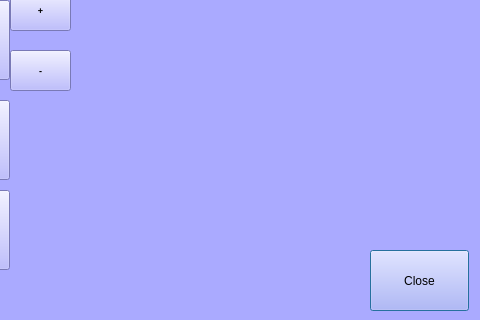
Old version of the form dialog_parameters.ui in the repository fredericabry/raspiloop; both pictures show x 280 to 760 and y 120 to 440 of the 760 by 440 pixel window.
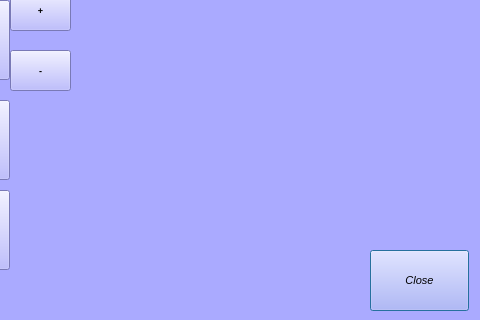
New version of the form.

Patch:
```diff
--- a/dialog_parameters.ui
+++ b/dialog_parameters.ui
@@ -27,7 +27,8 @@
    </property>
    <property name="font">
     <font>
-     <pointsize>9</pointsize>
+     <pointsize>8</pointsize>
+     <italic>true</italic>
     </font>
    </property>
    <property name="styleSheet">
```
